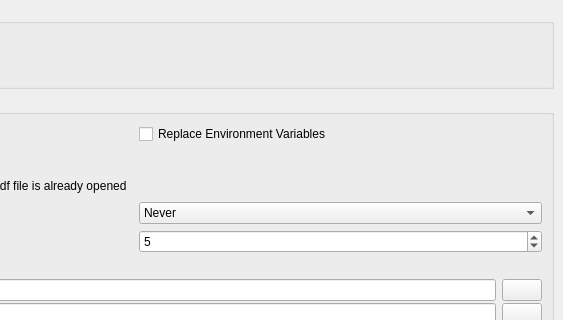
Qt form configdialog.ui (texstudio-org/texstudio) before a commit; both pictures show x 553 to 1116 and y 267 to 587 of the 1116 by 674 pixel window.
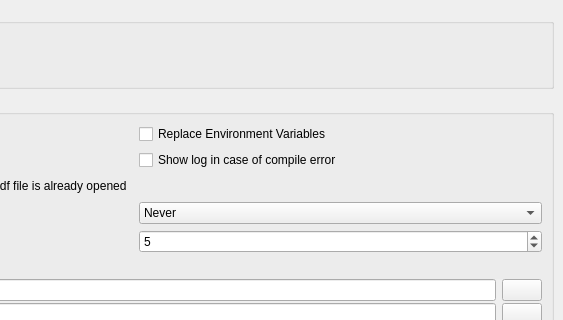
The same form after that commit. The open tabs and pages were chosen to show the change. Icons and pictures are not drawn.

Commit message: option to disable showing logfile/error list in case of compile errors

What changed in the file:
```diff
--- a/configdialog.ui
+++ b/configdialog.ui
@@ -1017,6 +1017,13 @@
             </property>
            </widget>
           </item>
+          <item row="1" column="1">
+           <widget class="QCheckBox" name="checkBoxShowLogInCaseOfCompileError">
+            <property name="text">
+             <string>Show log in case of compile error</string>
+            </property>
+           </widget>
+          </item>
          </layout>
         </widget>
        </item>
```
Left out of the diff: 6 changed lines with no effect on the pictures. The commit also changes 5 other files.
